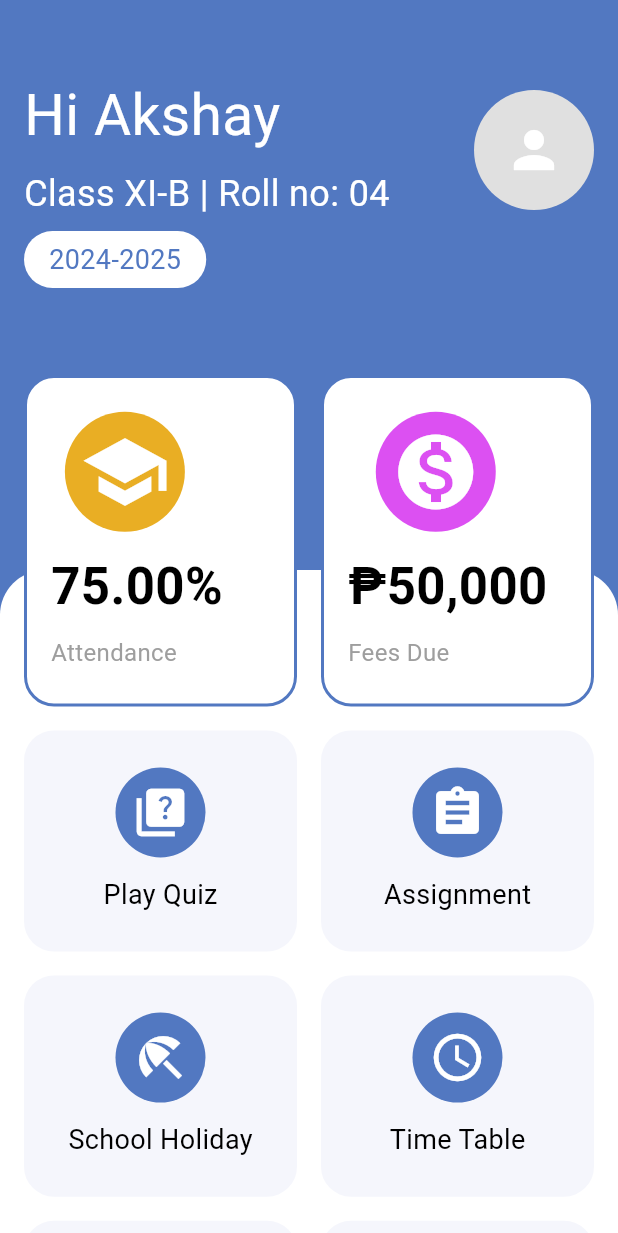
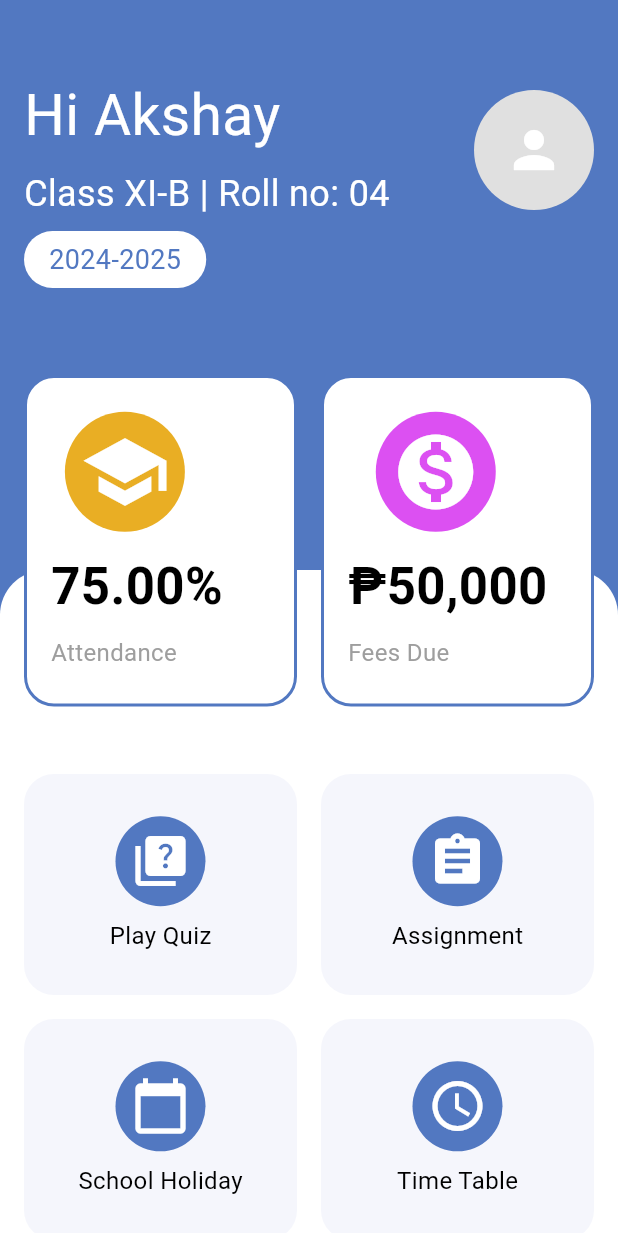
Before and after one commit to georgecabaccang/iskulapp-flutter, a Flutter app: the screen it shows after launch, on a phone screen of 412 x 824 dp. Shown: the top 1233 px of the screen. Run offline on Flutter 3.47's test engine with Material 3 defaults, Android fonts, the phone set to English and light mode, and no system bars; our stand-ins replace table_calendar.

Commit message:
fixed the bugs in the emulator

```diff
--- a/lib/pages/calendar_attendance_page.dart
+++ b/lib/pages/calendar_attendance_page.dart
@@ -62,7 +62,7 @@ class _CalendarAttendancePageState extends State<CalendarAttendancePage> {
             duration: const Duration(milliseconds: 1000),
             curve: Curves.easeInOut,
             top: animationState.isBackNavigation
-                ? 460.4
+                ? 420.5
                 : (animationState.animate ? 100.0 : 380.0),
             left: 0,
             right: 0,
--- a/lib/pages/home_page.dart
+++ b/lib/pages/home_page.dart
@@ -70,41 +70,22 @@ class _HomePageState extends State<HomePage> {
                 ),
               ),
               height: MediaQuery.of(context).size.height - 380,
+              child: AnimatedOpacity(
+                opacity: _isTransitioning ? 0.0 : (_animate ? 1.0 : 0.0),
+                duration: const Duration(milliseconds: 500),
+                child: gridSection(),
               ),
             ),
-          Column(
-            children: [
-              AnimatedOpacity(
-                opacity: _isTransitioning ? 0.0 : (_animate ? 1.0 : 0.0),
-                duration: const Duration(milliseconds: 500),
-                child: profileInfo(),
           ),
           AnimatedOpacity(
             opacity: _isTransitioning ? 0.0 : (_animate ? 1.0 : 0.0),
             duration: const Duration(milliseconds: 500),
-                child: importantSection(),
-              ),
-              Expanded(
-                child: Stack(
+            child: Column(
               children: [
-                    AnimatedPositioned(
-                      duration: const Duration(milliseconds: 1000),
-                      curve: Curves.easeInOut,
-                      top: _animate ? 0.0 : 200.0, // Adjust starting position
-                      left: 0,
-                      right: 0,
-                      bottom: 0,
-                      child: AnimatedOpacity(
-                        opacity:
-                            _isTransitioning ? 0.0 : (_animate ? 1.0 : 0.0),
-                        duration: const Duration(milliseconds: 500),
-                        child: gridSection(),
-                      ),
-                    ),
+                profileInfo(),
+                importantSection(),
               ],
             ),
-              ),
-            ],
           ),
         ],
       ),
@@ -154,7 +135,6 @@ class _HomePageState extends State<HomePage> {
                       style: TextStyle(
                         color: Color(0xFF5278C1),
                         fontSize: 18.0,
-                        //fontWeight: FontWeight.bold,
                       ),
                     ),
                   ),
@@ -196,8 +176,8 @@ class _HomePageState extends State<HomePage> {
                 color: Colors.white,
                 borderRadius: BorderRadius.circular(20.0),
                 border: Border.all(
-                  color: Color(0xFF5278C1), // Outline color
-                  width: 2.0, // Outline width
+                  color: Color(0xFF5278C1),
+                  width: 2.0,
                 ),
               ),
               child: const Column(
@@ -214,13 +194,12 @@ class _HomePageState extends State<HomePage> {
                   ),
                   SizedBox(height: 12.0),
                   Padding(
-                    padding:
-                        EdgeInsets.only(left: 16.0), // Add left margin here
+                    padding: EdgeInsets.only(left: 16.0),
                     child: Column(
                       crossAxisAlignment: CrossAxisAlignment.start,
                       children: [
                         Text(
-                          '75.00%', // Example attendance percentage
+                          '75.00%',
                           style: TextStyle(
                             color: Colors.black,
                             fontSize: 34.0,
@@ -244,9 +223,7 @@ class _HomePageState extends State<HomePage> {
           ),
           GestureDetector(
             onTap: () {
-              // Handle tap action here
               print('Tapped on second box');
-              // Navigator.pushNamed(context, '/nextPage'); // Example navigation
             },
             child: Container(
               width: 182.0,
@@ -256,8 +233,8 @@ class _HomePageState extends State<HomePage> {
                 color: Colors.white,
                 borderRadius: BorderRadius.circular(20.0),
                 border: Border.all(
-                  color: Color(0xFF5278C1), // Outline color
-                  width: 2.0, // Outline width
+                  color: Color(0xFF5278C1),
+                  width: 2.0,
                 ),
               ),
               child: const Column(
@@ -274,13 +251,12 @@ class _HomePageState extends State<HomePage> {
                   ),
                   SizedBox(height: 12.0),
                   Padding(
-                    padding:
-                        EdgeInsets.only(left: 16.0), // Add left margin here
+                    padding: EdgeInsets.only(left: 16.0),
                     child: Column(
                       crossAxisAlignment: CrossAxisAlignment.start,
                       children: [
                         Text(
-                          '₱50,000', // Example fees due
+                          '₱50,000',
                           style: TextStyle(
                             color: Colors.black,
                             fontSize: 34.0,
@@ -308,135 +284,102 @@ class _HomePageState extends State<HomePage> {
   }
 
   Widget gridSection() {
-    return AnimatedPositioned(
-      duration: Duration(milliseconds: 1000),
-      curve: Curves.easeInOut,
-      top: _animate ? 0.0 : 200.0, // Initial position, adjust as needed
-      left: 0,
-      right: 0,
-      bottom: 0,
-      child: AnimatedOpacity(
-        opacity: _animate ? 1.0 : 0.0,
-        duration: Duration(milliseconds: 1200),
+    return Padding(
+      padding: const EdgeInsets.only(top: 120.0),
+      child: Container(
         child: GridView.builder(
           padding: EdgeInsets.all(16.0),
           gridDelegate: const SliverGridDelegateWithFixedCrossAxisCount(
             crossAxisCount: 2,
             crossAxisSpacing: 16.0,
             mainAxisSpacing: 16.0,
-            childAspectRatio: 163 / 132, // Width / Height of the boxes
+            childAspectRatio: 163 / 132,
           ),
-          itemCount: 12, // 7 rows x 2 columns
+          itemCount: 12,
           itemBuilder: (context, index) {
-            // List of items with their corresponding text and icons
             final List<Map<String, dynamic>> items = [
               {
                 'title': 'Play Quiz',
                 'icon': Icons.quiz,
-                'color': Color(0xFF5278C1)
               },
               {
                 'title': 'Assignment',
                 'icon': Icons.assignment,
-                'color': Color(0xFF5278C1)
               },
               {
                 'title': 'School Holiday',
-                'icon': Icons.beach_access,
-                'color': Color(0xFF5278C1)
+                'icon': Icons.calendar_today,
               },
               {
                 'title': 'Time Table',
                 'icon': Icons.schedule,
-                'color': Color(0xFF5278C1)
               },
               {
                 'title': 'Result',
-                'icon': Icons.insert_chart,
-                'color': Color(0xFF5278C1)
+                'icon': Icons.grade,
               },
               {
                 'title': 'Date Sheet',
                 'icon': Icons.date_range,
-                'color': Color(0xFF5278C1)
               },
               {
                 'title': 'Doubts',
-                'icon': Icons.help,
-                'color': Color(0xFF5278C1)
+                'icon': Icons.help_outline,
               },
               {
                 'title': 'School Gallery',
-                'icon': Icons.photo_album,
-                'color': Color(0xFF5278C1)
+                'icon': Icons.photo_library,
               },
               {
                 'title': 'Leave Application',
-                'icon': Icons.note_add,
-                'color': Color(0xFF5278C1)
+                'icon': Icons.request_page,
               },
               {
                 'title': 'Change Password',
                 'icon': Icons.lock,
-                'color': Color(0xFF5278C1)
               },
               {
                 'title': 'Events',
                 'icon': Icons.event,
-                'color': Color(0xFF5278C1)
               },
               {
                 'title': 'Logout',
                 'icon': Icons.logout,
-                'color': Color(0xFF5278C1)
               },
             ];
 
-            // Access the current item and cast the values to their correct types
-            final item = items[index];
-            final String title = item['title'] as String;
-            final IconData icon = item['icon'] as IconData;
-            final Color color = item['color'] as Color;
-
             return GestureDetector(
               onTap: () {
-                // Handle tap action here
-                print('Tapped on $title');
-                // Navigator.pushNamed(context, '/${title}Page'); // Example navigation
+                final item = items[index];
+                print('Tapped on ${item['title']}');
+                // Add navigation or functionality for each item here
               },
               child: Container(
-                width: 163.0, // Set the width
-                height: 132.0, // Set the height
-                alignment: Alignment.center,
                 decoration: BoxDecoration(
-                  color: Color.fromARGB(255, 245, 246, 252),
+                  color: Color(0xFFF5F6FC),
                   borderRadius: BorderRadius.circular(20.0),
                 ),
-                child: Padding(
-                  padding: const EdgeInsets.only(
-                      left: 0.0), // Add padding around the Column
                 child: Column(
                   mainAxisAlignment: MainAxisAlignment.center,
                   children: [
                     CircleAvatar(
                       radius: 30.0,
-                        backgroundColor: color,
+                      backgroundColor: Color(0xFF5278C1),
                       child: Icon(
-                          icon,
-                          size: 38.0,
+                        items[index]['icon'],
+                        size: 40.0,
                         color: Colors.white,
                       ),
                     ),
-                      SizedBox(height: 12.0),
+                    SizedBox(height: 8.0),
                     Text(
-                        title,
-                        style: const TextStyle(
+                      items[index]['title'],
+                      style: TextStyle(
+                        fontSize: 16.0,
                         color: Colors.black,
-                          fontSize: 18.0,
                       ),
                     ),
                   ],
-                  ),
                 ),
               ),
             );
```
Lines whose indentation alone changed are shown as unchanged.
